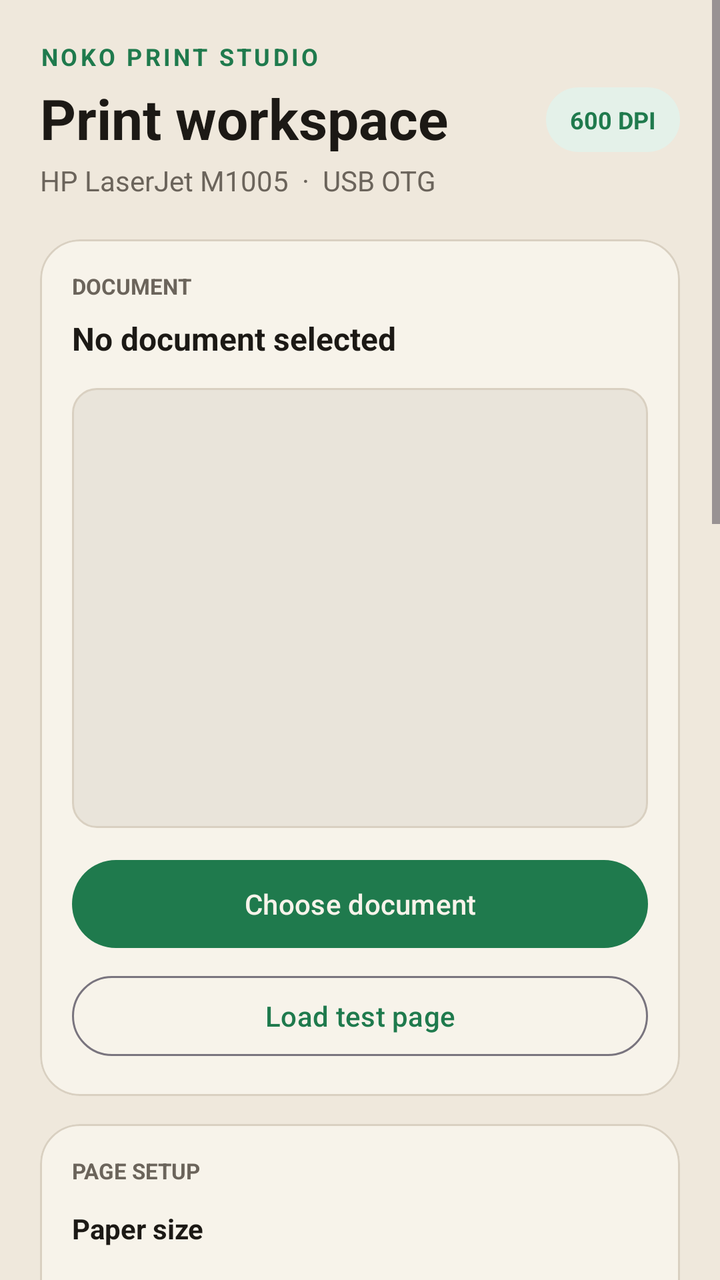
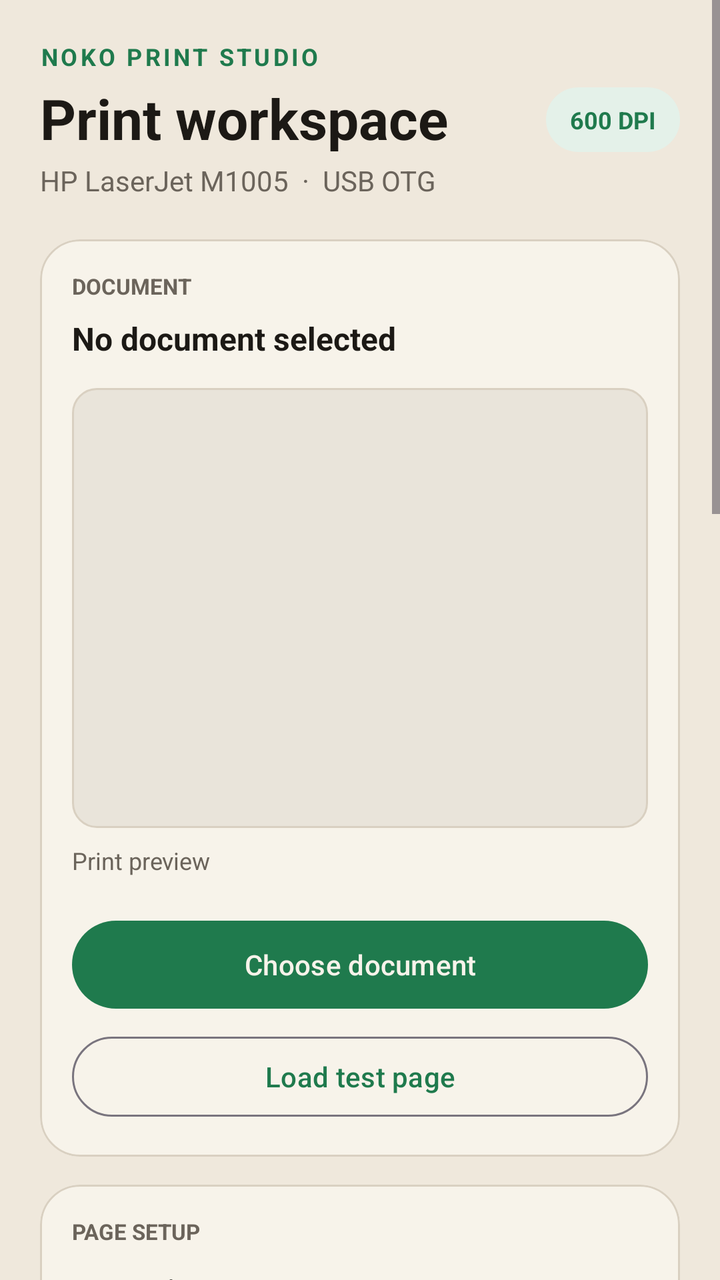

Screens rendered from an Android XML layout before and after an edit, with the pre-edit source and the edit as a unified diff.
<!-- AndroidManifest.xml: application theme Theme.NokoPrint -->
<!-- res/layout/activity_main.xml -->
<?xml version="1.0" encoding="utf-8"?>
<ScrollView xmlns:android="http://schemas.android.com/apk/res/android"
    xmlns:app="http://schemas.android.com/apk/res-auto"
    android:layout_width="match_parent"
    android:layout_height="match_parent"
    android:background="@color/paper"
    android:fillViewport="true">

    <LinearLayout
        android:layout_width="match_parent"
        android:layout_height="wrap_content"
        android:orientation="vertical"
        android:padding="20dp">

        <LinearLayout
            android:layout_width="match_parent"
            android:layout_height="wrap_content"
            android:gravity="center_vertical"
            android:orientation="horizontal">
            <LinearLayout
                android:layout_width="0dp"
                android:layout_height="wrap_content"
                android:layout_weight="1"
                android:orientation="vertical">
                <TextView
                    android:layout_width="wrap_content"
                    android:layout_height="wrap_content"
                    android:letterSpacing="0.12"
                    android:text="NOKO PRINT STUDIO"
                    android:textColor="@color/ready"
                    android:textSize="12sp"
                    android:textStyle="bold" />
                <TextView
                    android:layout_width="wrap_content"
                    android:layout_height="wrap_content"
                    android:layout_marginTop="4dp"
                    android:text="Print workspace"
                    android:textColor="@color/ink"
                    android:textSize="28sp"
                    android:textStyle="bold" />
                <TextView
                    android:layout_width="wrap_content"
                    android:layout_height="wrap_content"
                    android:layout_marginTop="3dp"
                    android:text="HP LaserJet M1005  ·  USB OTG"
                    android:textColor="@color/muted"
                    android:textSize="14sp" />
            </LinearLayout>
            <TextView
                android:layout_width="wrap_content"
                android:layout_height="wrap_content"
                android:background="@drawable/status_pill"
                android:paddingHorizontal="12dp"
                android:paddingVertical="8dp"
                android:text="600 DPI"
                android:textColor="@color/ready"
                android:textSize="12sp"
                android:textStyle="bold" />
        </LinearLayout>

        <com.google.android.material.card.MaterialCardView
            android:layout_width="match_parent"
            android:layout_height="wrap_content"
            android:layout_marginTop="20dp"
            app:cardBackgroundColor="@color/card"
            app:cardCornerRadius="20dp"
            app:cardElevation="0dp"
            app:strokeColor="@color/line"
            app:strokeWidth="1dp">
            <LinearLayout
                android:layout_width="match_parent"
                android:layout_height="wrap_content"
                android:orientation="vertical"
                android:padding="16dp">
                <TextView
                    android:layout_width="wrap_content"
                    android:layout_height="wrap_content"
                    android:text="DOCUMENT"
                    android:textColor="@color/muted"
                    android:textSize="11sp"
                    android:textStyle="bold" />
                <TextView
                    android:id="@+id/file_name"
                    android:layout_width="match_parent"
                    android:layout_height="wrap_content"
                    android:layout_marginTop="8dp"
                    android:ellipsize="middle"
                    android:maxLines="2"
                    android:text="No document selected"
                    android:textColor="@color/ink"
                    android:textSize="16sp"
                    android:textStyle="bold" />
                <ImageView
                    android:id="@+id/preview"
                    android:layout_width="match_parent"
                    android:layout_height="220dp"
                    android:layout_marginTop="14dp"
                    android:adjustViewBounds="true"
                    android:background="@drawable/preview_surface"
                    android:contentDescription="Black and white print preview"
                    android:padding="8dp"
                    android:scaleType="fitCenter" />
                <com.google.android.material.button.MaterialButton
                    android:id="@+id/pick"
                    style="@style/Widget.Material3.Button"
                    android:layout_width="match_parent"
                    android:layout_height="52dp"
                    android:layout_marginTop="12dp"
                    android:text="Choose document" />
                <com.google.android.material.button.MaterialButton
                    android:id="@+id/test_page"
                    style="@style/Widget.Material3.Button.OutlinedButton"
                    android:layout_width="match_parent"
                    android:layout_height="48dp"
                    android:layout_marginTop="6dp"
                    android:text="Load test page" />
            </LinearLayout>
        </com.google.android.material.card.MaterialCardView>

        <com.google.android.material.card.MaterialCardView
            android:layout_width="match_parent"
            android:layout_height="wrap_content"
            android:layout_marginTop="14dp"
            app:cardBackgroundColor="@color/card"
            app:cardCornerRadius="20dp"
            app:cardElevation="0dp"
            app:strokeColor="@color/line"
            app:strokeWidth="1dp">
            <LinearLayout
                android:layout_width="match_parent"
                android:layout_height="wrap_content"
                android:orientation="vertical"
                android:padding="16dp">
                <TextView
                    android:layout_width="wrap_content"
                    android:layout_height="wrap_content"
                    android:text="PAGE SETUP"
                    android:textColor="@color/muted"
                    android:textSize="11sp"
                    android:textStyle="bold" />
                <TextView android:layout_width="wrap_content" android:layout_height="wrap_content" android:layout_marginTop="12dp" android:text="Paper size" android:textColor="@color/ink" android:textStyle="bold" />
                <Spinner android:id="@+id/paper" android:layout_width="match_parent" android:layout_height="48dp" android:layout_marginTop="3dp" />
                <TextView android:layout_width="wrap_content" android:layout_height="wrap_content" android:layout_marginTop="10dp" android:text="Orientation" android:textColor="@color/ink" android:textStyle="bold" />
                <Spinner android:id="@+id/orientation" android:layout_width="match_parent" android:layout_height="48dp" android:layout_marginTop="3dp" />
                <TextView android:layout_width="wrap_content" android:layout_height="wrap_content" android:layout_marginTop="10dp" android:text="Pages (PDF)" android:textColor="@color/ink" android:textStyle="bold" />
                <LinearLayout android:layout_width="match_parent" android:layout_height="wrap_content" android:orientation="horizontal" android:gravity="center_vertical">
                    <EditText android:id="@+id/page_from" android:layout_width="0dp" android:layout_height="48dp" android:layout_weight="1" android:hint="From" android:inputType="number" android:singleLine="true" android:paddingHorizontal="12dp" android:background="@drawable/input_surface" />
                    <TextView android:layout_width="wrap_content" android:layout_height="wrap_content" android:paddingHorizontal="12dp" android:text="to" android:textColor="@color/muted" />
                    <EditText android:id="@+id/page_to" android:layout_width="0dp" android:layout_height="48dp" android:layout_weight="1" android:hint="To" android:inputType="number" android:singleLine="true" android:paddingHorizontal="12dp" android:background="@drawable/input_surface" />
                </LinearLayout>
                <TextView android:id="@+id/density_label" android:layout_width="wrap_content" android:layout_height="wrap_content" android:layout_marginTop="14dp" android:text="Print darkness · 3 of 5" android:textColor="@color/ink" android:textStyle="bold" />
                <SeekBar android:id="@+id/density" android:layout_width="match_parent" android:layout_height="wrap_content" android:max="4" android:progress="2" />
                <CheckBox android:id="@+id/toner" android:layout_width="wrap_content" android:layout_height="wrap_content" android:text="Toner saver (lighter output)" android:textColor="@color/ink" />
                <TextView android:layout_width="wrap_content" android:layout_height="wrap_content" android:layout_marginTop="12dp" android:text="Scaling" android:textColor="@color/ink" android:textStyle="bold" />
                <Spinner android:id="@+id/scale_mode" android:layout_width="match_parent" android:layout_height="48dp" />
                <TextView android:layout_width="wrap_content" android:layout_height="wrap_content" android:layout_marginTop="8dp" android:text="Margins" android:textColor="@color/ink" android:textStyle="bold" />
                <Spinner android:id="@+id/margins" android:layout_width="match_parent" android:layout_height="48dp" />
                <TextView android:layout_width="wrap_content" android:layout_height="wrap_content" android:layout_marginTop="8dp" android:text="Page position" android:textColor="@color/ink" android:textStyle="bold" />
                <Spinner android:id="@+id/position" android:layout_width="match_parent" android:layout_height="48dp" />
                <CheckBox android:id="@+id/collate" android:layout_width="wrap_content" android:layout_height="wrap_content" android:text="Collate copies (1, 2, 3…)" android:checked="true" android:textColor="@color/ink" />
                <LinearLayout android:layout_width="match_parent" android:layout_height="wrap_content" android:gravity="center_vertical" android:orientation="horizontal">
                    <TextView android:layout_width="0dp" android:layout_height="wrap_content" android:layout_weight="1" android:text="Copies" android:textColor="@color/ink" android:textStyle="bold" />
                    <com.google.android.material.button.MaterialButton android:id="@+id/copies_minus" style="@style/Widget.Material3.Button.OutlinedButton" android:layout_width="48dp" android:layout_height="44dp" android:insetTop="0dp" android:insetBottom="0dp" android:text="−" />
                    <TextView android:id="@+id/copies" android:layout_width="42dp" android:layout_height="wrap_content" android:gravity="center" android:text="1" android:textColor="@color/ink" android:textSize="18sp" android:textStyle="bold" />
                    <com.google.android.material.button.MaterialButton android:id="@+id/copies_plus" style="@style/Widget.Material3.Button.OutlinedButton" android:layout_width="48dp" android:layout_height="44dp" android:insetTop="0dp" android:insetBottom="0dp" android:text="+" />
                </LinearLayout>
            </LinearLayout>
        </com.google.android.material.card.MaterialCardView>

        <com.google.android.material.card.MaterialCardView
            android:layout_width="match_parent"
            android:layout_height="wrap_content"
            android:layout_marginTop="14dp"
            app:cardBackgroundColor="@color/card"
            app:cardCornerRadius="20dp"
            app:cardElevation="0dp"
            app:strokeColor="@color/line"
            app:strokeWidth="1dp">
            <LinearLayout android:layout_width="match_parent" android:layout_height="wrap_content" android:orientation="vertical" android:padding="16dp">
                <TextView android:layout_width="wrap_content" android:layout_height="wrap_content" android:text="PRINTER CONNECTION" android:textColor="@color/muted" android:textSize="11sp" android:textStyle="bold" />
                <TextView android:id="@+id/connection_state" android:layout_width="match_parent" android:layout_height="wrap_content" android:layout_marginTop="8dp" android:text="Not connected · USB OTG" android:textColor="@color/ink" android:textSize="15sp" android:textStyle="bold" />
                <com.google.android.material.button.MaterialButton android:id="@+id/connect" style="@style/Widget.Material3.Button.TonalButton" android:layout_width="match_parent" android:layout_height="50dp" android:layout_marginTop="10dp" android:text="Connect printer" />
                <ProgressBar android:id="@+id/progress" style="?android:attr/progressBarStyleHorizontal" android:layout_width="match_parent" android:layout_height="wrap_content" android:layout_marginTop="10dp" android:indeterminate="true" android:visibility="gone" />
                <TextView android:id="@+id/status" android:layout_width="match_parent" android:layout_height="wrap_content" android:layout_marginTop="10dp" android:lineSpacingExtra="3dp" android:textColor="@color/ink" android:textSize="14sp" />
            </LinearLayout>
        </com.google.android.material.card.MaterialCardView>

        <com.google.android.material.button.MaterialButton
            android:id="@+id/print"
            android:layout_width="match_parent"
            android:layout_height="58dp"
            android:layout_marginTop="16dp"
            android:layout_marginBottom="24dp"
            android:text="Print document"
            android:textSize="16sp"
            app:icon="@android:drawable/ic_menu_save" />
    </LinearLayout>
</ScrollView>
<!-- resources referenced by this layout -->
<resources>
  <color name="card">#F7F3EA</color>
  <color name="ink">#1C1915</color>
  <color name="line">#D9D0C1</color>
  <color name="muted">#6B645B</color>
  <color name="paper">#EFE8DC</color>
  <color name="ready">#1F7A4D</color>
  <!-- drawable input_surface (drawable) -->
  <?xml version="1.0" encoding="utf-8"?>
  <shape xmlns:android="http://schemas.android.com/apk/res/android" android:shape="rectangle">
      <solid android:color="#FFFFFF" />
      <corners android:radius="10dp" />
      <stroke android:width="1dp" android:color="#D9D0C1" />
  </shape>
  <!-- drawable preview_surface (drawable) -->
  <?xml version="1.0" encoding="utf-8"?>
  <shape xmlns:android="http://schemas.android.com/apk/res/android" android:shape="rectangle">
      <solid android:color="#E9E4DA" />
      <corners android:radius="12dp" />
      <stroke android:width="1dp" android:color="#D9D0C1" />
  </shape>
  <!-- drawable status_pill (drawable) -->
  <?xml version="1.0" encoding="utf-8"?>
  <shape xmlns:android="http://schemas.android.com/apk/res/android" android:shape="rectangle">
      <solid android:color="#E4F1E9" />
      <corners android:radius="50dp" />
  </shape>
  <style name="Theme.NokoPrint" parent="Theme.Material3.Light.NoActionBar">
          <item name="colorPrimary">@color/ready</item>
          <item name="colorOnPrimary">@color/card</item>
          <item name="colorSurface">@color/paper</item>
          <item name="android:statusBarColor">@color/ink</item>
          <item name="android:navigationBarColor">@color/paper</item>
          <item name="android:windowBackground">@color/paper</item>
      </style>
</resources>

<!-- the commit's change to res/layout/activity_main.xml (unified diff, before → after) -->
@@ -100,6 +100,26 @@
                     android:contentDescription="Black and white print preview"
                     android:padding="8dp"
                     android:scaleType="fitCenter" />
+                <TextView
+                    android:id="@+id/preview_page_label"
+                    android:layout_width="match_parent"
+                    android:layout_height="wrap_content"
+                    android:layout_marginTop="8dp"
+                    android:text="Print preview"
+                    android:textColor="@color/muted"
+                    android:textSize="12sp" />
+                <HorizontalScrollView
+                    android:layout_width="match_parent"
+                    android:layout_height="wrap_content"
+                    android:layout_marginTop="6dp"
+                    android:fillViewport="false"
+                    android:scrollbars="none">
+                    <LinearLayout
+                        android:id="@+id/preview_thumbnails"
+                        android:layout_width="wrap_content"
+                        android:layout_height="wrap_content"
+                        android:orientation="horizontal" />
+                </HorizontalScrollView>
                 <com.google.android.material.button.MaterialButton
                     android:id="@+id/pick"
                     style="@style/Widget.Material3.Button"
@@ -160,9 +180,9 @@
                 <CheckBox android:id="@+id/collate" android:layout_width="wrap_content" android:layout_height="wrap_content" android:text="Collate copies (1, 2, 3…)" android:checked="true" android:textColor="@color/ink" />
                 <LinearLayout android:layout_width="match_parent" android:layout_height="wrap_content" android:gravity="center_vertical" android:orientation="horizontal">
                     <TextView android:layout_width="0dp" android:layout_height="wrap_content" android:layout_weight="1" android:text="Copies" android:textColor="@color/ink" android:textStyle="bold" />
-                    <com.google.android.material.button.MaterialButton android:id="@+id/copies_minus" style="@style/Widget.Material3.Button.OutlinedButton" android:layout_width="48dp" android:layout_height="44dp" android:insetTop="0dp" android:insetBottom="0dp" android:text="−" />
+                    <com.google.android.material.button.MaterialButton android:id="@+id/copies_minus" style="@style/Widget.Material3.Button.OutlinedButton" android:layout_width="48dp" android:layout_height="44dp" android:insetTop="0dp" android:insetBottom="0dp" android:text="−" android:textColor="@color/ready" android:textSize="22sp" android:textStyle="bold" android:allCaps="false" android:backgroundTint="@color/card" app:strokeColor="@color/line" />
                     <TextView android:id="@+id/copies" android:layout_width="42dp" android:layout_height="wrap_content" android:gravity="center" android:text="1" android:textColor="@color/ink" android:textSize="18sp" android:textStyle="bold" />
-                    <com.google.android.material.button.MaterialButton android:id="@+id/copies_plus" style="@style/Widget.Material3.Button.OutlinedButton" android:layout_width="48dp" android:layout_height="44dp" android:insetTop="0dp" android:insetBottom="0dp" android:text="+" />
+                    <com.google.android.material.button.MaterialButton android:id="@+id/copies_plus" style="@style/Widget.Material3.Button.OutlinedButton" android:layout_width="48dp" android:layout_height="44dp" android:insetTop="0dp" android:insetBottom="0dp" android:text="+" android:textColor="@color/ready" android:textSize="22sp" android:textStyle="bold" android:allCaps="false" android:backgroundTint="@color/card" app:strokeColor="@color/line" />
                 </LinearLayout>
             </LinearLayout>
         </com.google.android.material.card.MaterialCardView>
